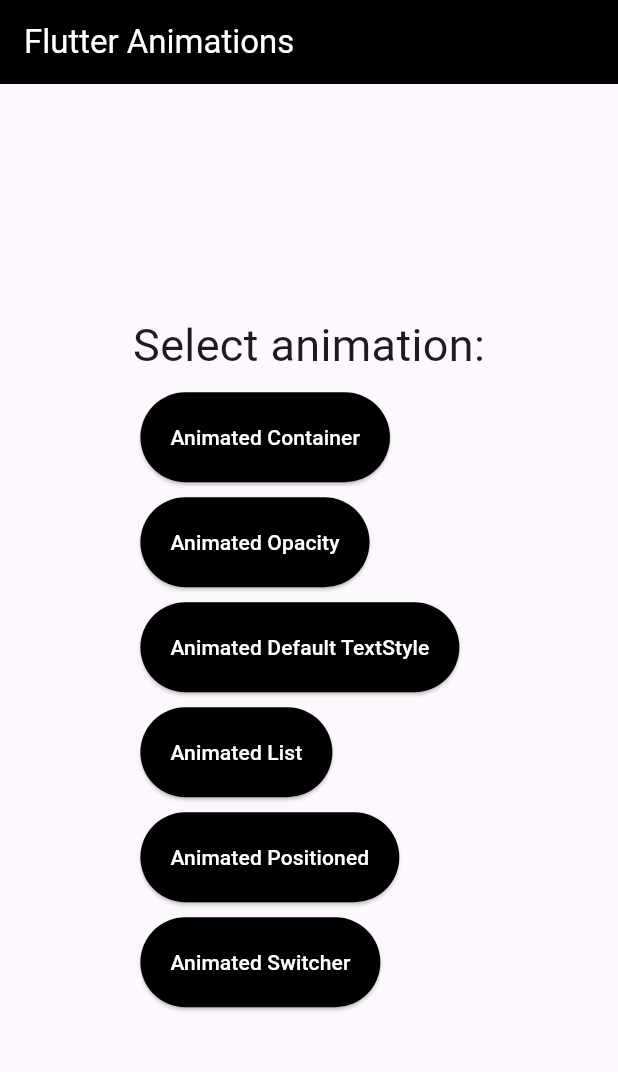
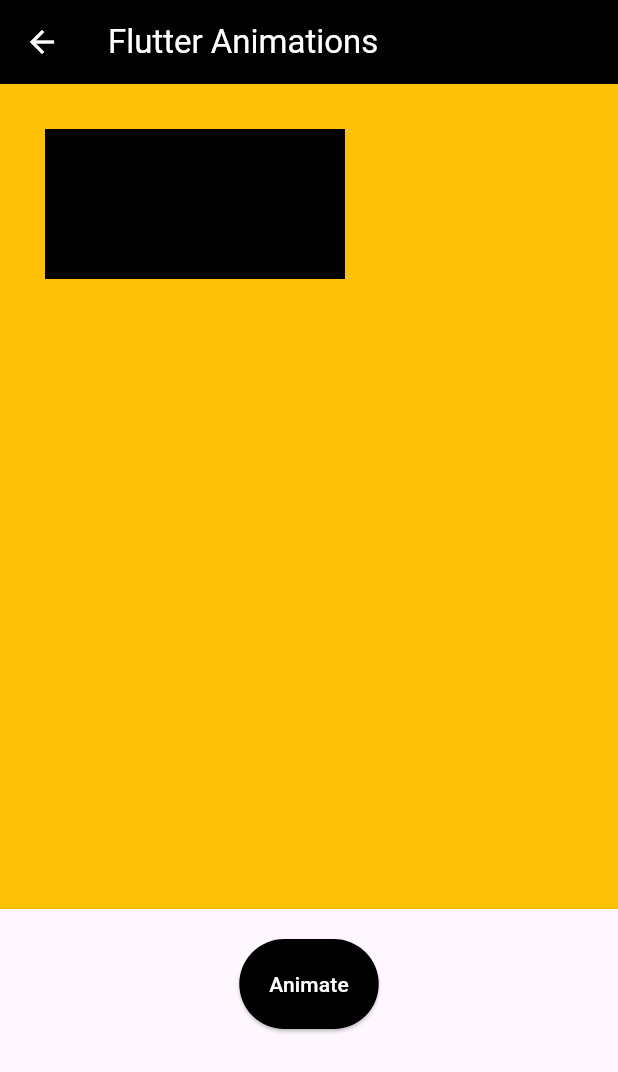
Before and after one commit to mernaislam/Flutter-Animations-pt1, a Flutter app: the screen it shows after launch, after a tap on "Animated Positioned", on a phone screen of 412 x 824 dp. Shown: the top 1072 px of the screen. Run offline on Flutter 3.47's test engine with Material 3 defaults, Android fonts, the phone set to English and light mode, and no system bars; network calls fail.

Commit message:
feat: Add animated positioned within a stack

```diff
--- a/flutter_animations_pt1/lib/main.dart
+++ b/flutter_animations_pt1/lib/main.dart
@@ -2,6 +2,7 @@
 import 'package:flutter_animations_pt1/screens/animated_container_screen.dart';
 import 'package:flutter_animations_pt1/screens/animated_list_screen.dart';
 import 'package:flutter_animations_pt1/screens/animated_opacity_screen.dart';
+import 'package:flutter_animations_pt1/screens/animated_positioned_screen.dart';
 import 'package:flutter_animations_pt1/screens/animated_text_style_screen.dart';
 import 'package:flutter_animations_pt1/screens/home_screen.dart';
 
@@ -23,6 +24,7 @@
         AnimatedOpacityScreen.id : (context) => const AnimatedOpacityScreen(),
         AnimatedTextStyleScreen.id : (context) => const AnimatedTextStyleScreen(),
         AnimatedListScreen.id : (context) => const AnimatedListScreen(),
+        AnimatedPositionedScreen.id : (context) => const AnimatedPositionedScreen(),
       },
       initialRoute: HomeScreen.id,
     );
--- /dev/null
+++ b/flutter_animations_pt1/lib/screens/animated_positioned_screen.dart
@@ -0,0 +1,62 @@
+import 'package:flutter/material.dart';
+import 'package:flutter_animations_pt1/core/helpers.dart';
+
+class AnimatedPositionedScreen extends StatefulWidget {
+  const AnimatedPositionedScreen({super.key});
+
+  static const id = 'Animated Positioned';
+  @override
+  State<AnimatedPositionedScreen> createState() =>
+      _AnimatedPositionedScreenState();
+}
+
+class _AnimatedPositionedScreenState extends State<AnimatedPositionedScreen> {
+  bool toggle = false;
+  @override
+  Widget build(BuildContext context) {
+    return Scaffold(
+      appBar: AppBar(
+        title: const Text('Flutter Animations'),
+        backgroundColor: Colors.black,
+        foregroundColor: Colors.white,
+      ),
+      body: Column(
+        children: [
+          Stack(
+            children: [
+              Container(
+                color: Colors.amber,
+                height: 550,
+                width: 500,
+              ),
+              AnimatedPositioned(
+                duration: const Duration(seconds: 2),
+                top: toggle ? 300 : 30,
+                left: toggle ? 300 : 30,
+                height: toggle ? 200 : 100,
+                width: toggle ? 100 : 200,
+                child: Container(
+                  color: Colors.black,
+                ),
+              )
+            ],
+          ),
+          const SizedBox(
+            height: 20,
+          ),
+          ElevatedButton(
+            onPressed: () {
+              setState(() {
+                toggle = !toggle;
+              });
+            },
+            style: style(),
+            child: const Text(
+              'Animate',
+            ),
+          )
+        ],
+      ),
+    );
+  }
+}
--- a/flutter_animations_pt1/lib/screens/home_screen.dart
+++ b/flutter_animations_pt1/lib/screens/home_screen.dart
@@ -1,5 +1,10 @@
 import 'package:flutter/material.dart';
 import 'package:flutter_animations_pt1/core/helpers.dart';
+import 'package:flutter_animations_pt1/screens/animated_container_screen.dart';
+import 'package:flutter_animations_pt1/screens/animated_list_screen.dart';
+import 'package:flutter_animations_pt1/screens/animated_opacity_screen.dart';
+import 'package:flutter_animations_pt1/screens/animated_positioned_screen.dart';
+import 'package:flutter_animations_pt1/screens/animated_text_style_screen.dart';
 
 class HomeScreen extends StatelessWidget {
   const HomeScreen({super.key});
@@ -9,11 +14,11 @@
   @override
   Widget build(BuildContext context) {
     List<String> animations = [
-      'Animated Container',
-      'Animated Opacity',
-      'Animated Default TextStyle',
-      'Animated List',
-      'Animated Positioned',
+      AnimatedContainerScreen.id,
+      AnimatedOpacityScreen.id,
+      AnimatedTextStyleScreen.id,
+      AnimatedListScreen.id,
+      AnimatedPositionedScreen.id,
       'Animated Switcher',
     ];
     return Scaffold(
```
